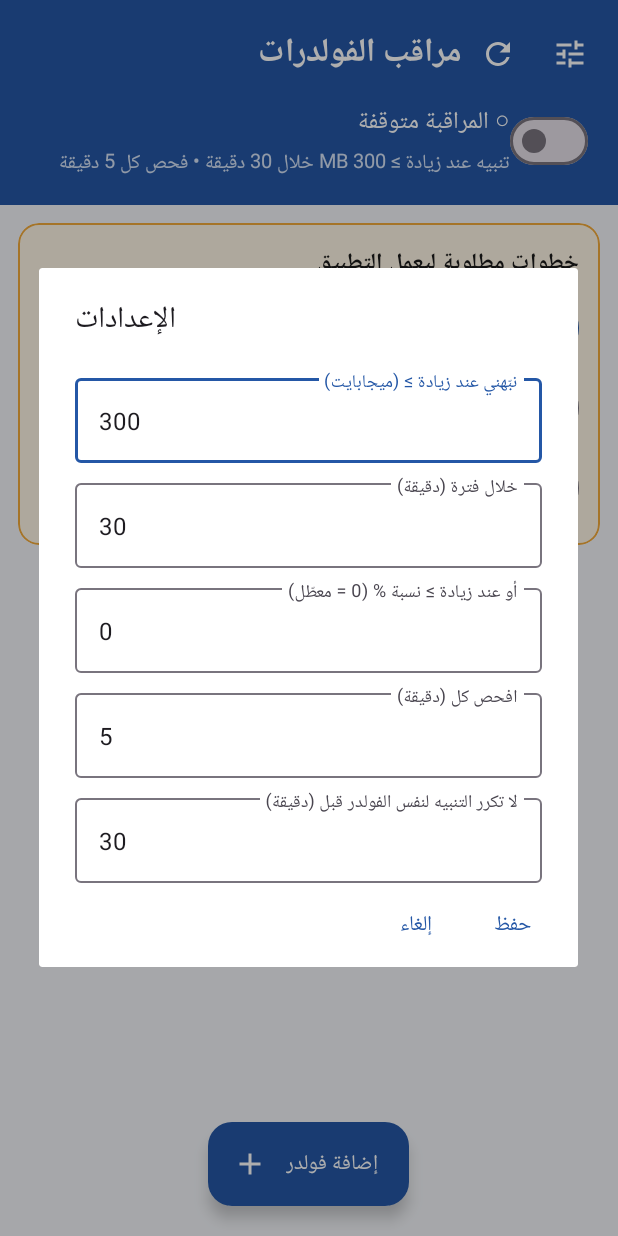
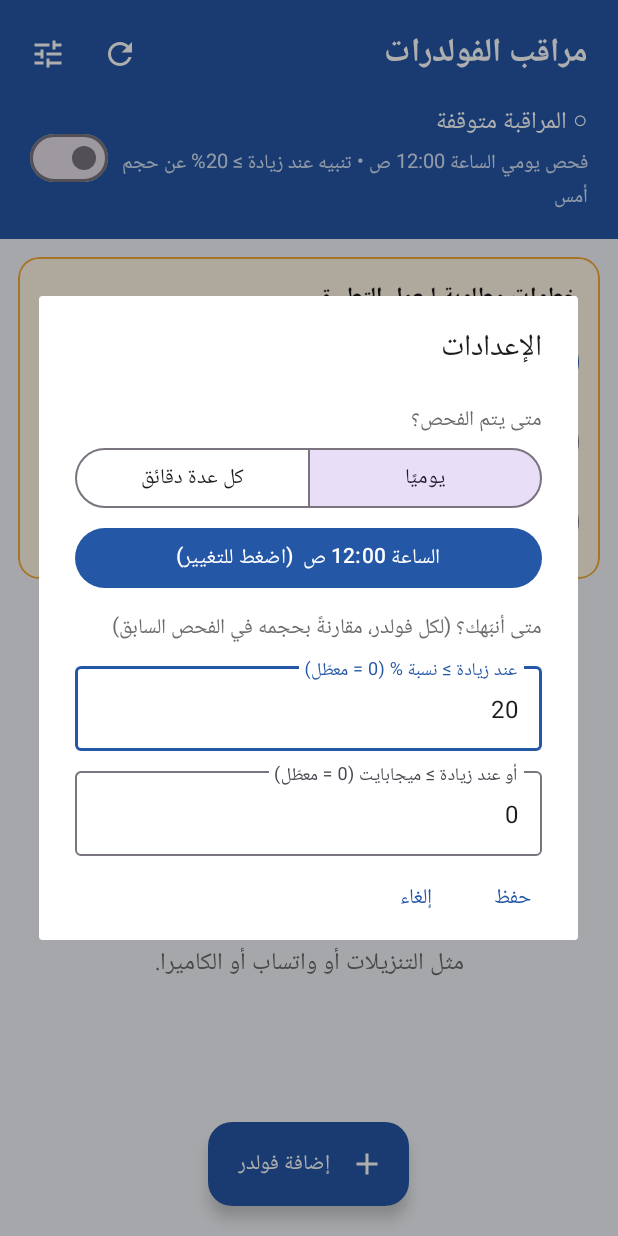
Before and after one commit to mostafatobgy/Claude_1, an Android app: the screen it shows after launch (MainActivity), after a tap on "الإعدادات", on a phone screen of 412 x 824 dp. Run offline under Robolectric (Android 15) with nearby library versions, the phone set to English and light mode, and no system bars; 1 statement that could not run was skipped.

Commit message:
Folder monitor app: daily check at 12 AM with 20% alert by default
- New default: one check a day at a user-chosen time (12 AM), alerting when
  a folder is >= 20% bigger than at yesterday's check; the every-N-minutes
  mode stays available in settings. Existing installs switch to the new
  defaults once.
- Checks run from an exact daily alarm; the foreground service now lives
  only while a check runs instead of all day. Alarms are re-set after
  reboot and clock/time-zone changes.
- Header shows the next and last check times.
- UI fixes: force Arabic right-to-left layout, space between size and
  growth text, keep the add button and header clear of the system bars
  (edge-to-edge on Android 15).

Co-Authored-By: Claude Opus 5.5 <noreply@anthropic.com>
Claude-Session: https://claude.ai/code/session_017eM4pdfexUZEAaNcascfnn

```diff
--- a/folder-monitor-android/app/src/main/java/com/foldermonitor/app/FolderAdapter.kt
+++ b/folder-monitor-android/app/src/main/java/com/foldermonitor/app/FolderAdapter.kt
@@ -70,7 +70,9 @@ class FolderAdapter(private val onRemove: (String) -> Unit) : RecyclerView.Adapt
                 val (g, base) = h.growth()
                 vh.growth.text = when {
                     base == null -> "أول قياس"
-                    g > 0 -> "+${formatSize(g)} خلال ${formatSpan(now - base.t)}"
+                    g > 0 -> "+${formatSize(g)}" +
+                        (if (base.size > 0) " (${g * 100 / base.size}%)" else "") +
+                        " خلال ${formatSpan(now - base.t)}"
                     else -> "لا زيادة خلال ${formatSpan(now - base.t)}"
                 }
                 vh.growth.setTextColor(ContextCompat.getColor(ctx, if (alerting) R.color.alert else R.color.text_muted))
--- a/folder-monitor-android/app/src/main/java/com/foldermonitor/app/Growth.kt
+++ b/folder-monitor-android/app/src/main/java/com/foldermonitor/app/Growth.kt
@@ -1,20 +1,51 @@
 package com.foldermonitor.app
 
+import java.util.Calendar
 import java.util.Locale
+import java.util.TimeZone
 
 /** One size measurement of a folder. [children] = size of each top-level item inside it. */
 data class Sample(val t: Long, val size: Long, val children: Map<String, Long>)
 
-/** User settings that decide when to alert. */
+/** User settings that decide when to check and when to alert. */
 data class Rules(
-    val intervalMin: Int = 5,        // how often to measure
-    val windowMin: Int = 30,         // the "short period"
-    val thresholdMb: Long = 300,     // alert if growth within the window >= this (0 = off) ...
-    val thresholdPercent: Int = 0,   // ... or >= this percent (0 = off)
-    val cooldownMin: Int = 30,       // don't repeat an alert for the same folder sooner
+    val daily: Boolean = true,       // true: once a day at dailyHour:dailyMinute; false: every intervalMin
+    val dailyHour: Int = 0,          // 0 = 12 AM (midnight)
+    val dailyMinute: Int = 0,
+    val intervalMin: Int = 60,       // interval mode: how often to measure
+    val windowMin: Int = 60,         // interval mode: the "short period"
+    val thresholdMb: Long = 0,       // alert if growth >= this many MB (0 = off) ...
+    val thresholdPercent: Int = 20,  // ... or >= this percent of the earlier size (0 = off)
+    val cooldownMin: Int = 30,       // interval mode: don't repeat an alert for the same folder sooner
 ) {
-    val windowMs get() = windowMin * 60_000L
-    val cooldownMs get() = cooldownMin * 60_000L
+    // Daily mode compares with the previous day's check. 20 h (not 24) so a check that ran a little
+    // late yesterday still counts as "yesterday" and older days drop out.
+    val windowMs: Long get() = if (daily) 20 * HOUR else windowMin * 60_000L
+    val cooldownMs: Long get() = if (daily) 12 * HOUR else cooldownMin * 60_000L
+
+    /** Wall-clock time of the next scheduled check after [now]. */
+    fun nextRun(now: Long, tz: TimeZone = TimeZone.getDefault()): Long {
+        if (!daily) return now + intervalMin * 60_000L
+        val c = Calendar.getInstance(tz).apply {
+            timeInMillis = now
+            set(Calendar.HOUR_OF_DAY, dailyHour)
+            set(Calendar.MINUTE, dailyMinute)
+            set(Calendar.SECOND, 0)
+            set(Calendar.MILLISECOND, 0)
+        }
+        if (c.timeInMillis <= now + 30_000L) c.add(Calendar.DAY_OF_MONTH, 1)
+        return c.timeInMillis
+    }
+
+    companion object {
+        const val HOUR = 3_600_000L
+    }
+}
+
+/** "12:00 ص" style time. */
+fun formatClock(hour: Int, minute: Int): String {
+    val h12 = if (hour % 12 == 0) 12 else hour % 12
+    return String.format(Locale.US, "%d:%02d %s", h12, minute, if (hour < 12) "ص" else "م")
 }
 
 /** Recent measurements of one folder, trimmed to the alert window. */
@@ -108,6 +139,7 @@ fun formatSpan(ms: Long): String {
     return when {
         sec < 60 -> "$sec ثانية"
         sec < 3600 -> "${sec / 60} دقيقة"
+        sec in 20 * 3600..30 * 3600 -> "يوم"
         else -> String.format(Locale.US, "%.1f ساعة", sec / 3600.0)
     }
 }
--- a/folder-monitor-android/app/src/main/java/com/foldermonitor/app/MainActivity.kt
+++ b/folder-monitor-android/app/src/main/java/com/foldermonitor/app/MainActivity.kt
@@ -1,12 +1,14 @@
 package com.foldermonitor.app
 
 import android.Manifest
+import android.app.TimePickerDialog
 import android.annotation.SuppressLint
 import android.content.BroadcastReceiver
 import android.content.Context
 import android.content.Intent
 import android.content.IntentFilter
 import android.content.pm.PackageManager
+import android.content.res.Configuration
 import android.net.Uri
 import android.os.Build
 import android.os.Bundle
@@ -15,6 +17,7 @@ import android.os.PowerManager
 import android.provider.Settings
 import android.text.InputType
 import android.view.View
+import android.view.ViewGroup
 import android.widget.LinearLayout
 import android.widget.TextView
 import android.widget.Toast
@@ -22,9 +25,12 @@ import androidx.activity.result.contract.ActivityResultContracts
 import androidx.appcompat.app.AlertDialog
 import androidx.appcompat.app.AppCompatActivity
 import androidx.core.content.ContextCompat
+import androidx.core.view.ViewCompat
+import androidx.core.view.WindowInsetsCompat
 import androidx.recyclerview.widget.LinearLayoutManager
 import androidx.recyclerview.widget.RecyclerView
 import com.google.android.material.button.MaterialButton
+import com.google.android.material.button.MaterialButtonToggleGroup
 import com.google.android.material.materialswitch.MaterialSwitch
 import com.google.android.material.textfield.TextInputEditText
 import com.google.android.material.textfield.TextInputLayout
@@ -51,9 +57,16 @@ class MainActivity : AppCompatActivity() {
     private val permissionLauncher =
         registerForActivityResult(ActivityResultContracts.RequestPermission()) { refresh() }
 
+    override fun attachBaseContext(base: Context) {
+        val config = Configuration(base.resources.configuration)
+        config.setLocale(Locale("ar"))
+        super.attachBaseContext(base.createConfigurationContext(config))
+    }
+
     override fun onCreate(savedInstanceState: Bundle?) {
         super.onCreate(savedInstanceState)
         setContentView(R.layout.activity_main)
+        applyInsets()
         Notifications.ensureChannels(this)
 
         statusText = findViewById(R.id.statusText)
@@ -85,7 +98,7 @@ class MainActivity : AppCompatActivity() {
             this, updateReceiver, IntentFilter(Checker.ACTION_UPDATED), ContextCompat.RECEIVER_NOT_EXPORTED
         )
         // Make sure monitoring is really running if it is switched on.
-        if (Store.isEnabled(this) && hasStorage()) MonitorService.start(this)
+        if (Store.isEnabled(this)) Scheduler.ensureScheduled(this)
         refresh()
     }
 
@@ -165,13 +178,20 @@ class MainActivity : AppCompatActivity() {
             } else if (Store.folders(this).isEmpty()) {
                 Toast.makeText(this, "أضف فولدرًا واحدًا على الأقل", Toast.LENGTH_SHORT).show()
             } else {
-                Store.setEnabled(this, true)
-                MonitorService.start(this)
+                startMonitoring()
             }
         } else {
-            MonitorService.stop(this)
+            Store.setEnabled(this, false)
+            Scheduler.cancel(this)
         }
         refresh()
+    }
+
+    /** Turn monitoring on, set the next alarm, and measure now so there is a starting size. */
+    private fun startMonitoring() {
+        Store.setEnabled(this, true)
+        Scheduler.scheduleNext(this)
+        Checker.runAsync(this)
     }
 
     private fun addFolder() {
@@ -188,12 +208,7 @@ class MainActivity : AppCompatActivity() {
                 return@FolderPicker
             }
             Store.setFolders(this, folders + path)
-            if (!Store.isEnabled(this)) {
-                Store.setEnabled(this, true)
-                MonitorService.start(this) // starts monitoring and measures right away
-            } else {
-                Checker.runAsync(this)
-            }
+            if (!Store.isEnabled(this)) startMonitoring() else Checker.runAsync(this)
             Toast.makeText(this, "جاري قياس الحجم…", Toast.LENGTH_SHORT).show()
             refresh()
         }.show()
@@ -205,7 +220,7 @@ class MainActivity : AppCompatActivity() {
             .setPositiveButton("حذف") { _, _ ->
                 val rest = Store.folders(this) - path
                 Store.setFolders(this, rest)
-                if (rest.isEmpty()) MonitorService.stop(this) else Notifications.updateService(this)
+                if (rest.isEmpty()) { Store.setEnabled(this, false); Scheduler.cancel(this) }
                 refresh()
             }
             .setNegativeButton("إلغاء", null)
@@ -224,25 +239,71 @@ class MainActivity : AppCompatActivity() {
 
     private fun showSettings() {
         val r = Store.rules(this)
+        var hour = r.dailyHour
+        var minute = r.dailyMinute
         val container = layoutInflater.inflate(R.layout.dialog_settings, null)
         val fields = container.findViewById<LinearLayout>(R.id.fields)
-        fun field(hint: String, value: Number): TextInputEditText {
+        fun params(top: Int = 12) = LinearLayout.LayoutParams(
+            LinearLayout.LayoutParams.MATCH_PARENT, LinearLayout.LayoutParams.WRAP_CONTENT
+        ).apply { topMargin = top * resources.displayMetrics.density.toInt() }
+        fun label(text: String) = TextView(this).apply {
+            this.text = text
+            textSize = 14f
+            setTextColor(ContextCompat.getColor(this@MainActivity, R.color.text_muted))
+            fields.addView(this, params(16))
+        }
+        fun field(hint: String, value: Number, parent: LinearLayout = fields): TextInputEditText {
             val layout = TextInputLayout(this, null, com.google.android.material.R.attr.textInputOutlinedStyle)
             layout.hint = hint
             val edit = TextInputEditText(layout.context)
             edit.inputType = InputType.TYPE_CLASS_NUMBER
             edit.setText(value.toString())
             layout.addView(edit)
-            fields.addView(layout, LinearLayout.LayoutParams(
-                LinearLayout.LayoutParams.MATCH_PARENT, LinearLayout.LayoutParams.WRAP_CONTENT
-            ).apply { topMargin = 12 })
+            parent.addView(layout, params())
             return edit
         }
-        val mb = field("نبّهني عند زيادة ≥ (ميجابايت)", r.thresholdMb)
-        val window = field("خلال فترة (دقيقة)", r.windowMin)
-        val pct = field("أو عند زيادة ≥ نسبة % (0 = معطّل)", r.thresholdPercent)
-        val interval = field("افحص كل (دقيقة)", r.intervalMin)
-        val cooldown = field("لا تكرر التنبيه لنفس الفولدر قبل (دقيقة)", r.cooldownMin)
+
+        label("متى يتم الفحص؟")
+        val toggle = MaterialButtonToggleGroup(this).apply { isSingleSelection = true; isSelectionRequired = true }
+        fun toggleButton(text: String) = MaterialButton(
+            this, null, com.google.android.material.R.attr.materialButtonOutlinedStyle
+        ).apply {
+            id = View.generateViewId()
+            this.text = text
+            toggle.addView(this, LinearLayout.LayoutParams(0, LinearLayout.LayoutParams.WRAP_CONTENT, 1f))
+        }
+        val dailyBtn = toggleButton("يوميًا")
+        val intervalBtn = toggleButton("كل عدة دقائق")
+        fields.addView(toggle, params(4))
+
+        // daily: pick the time
+        val timeBtn = MaterialButton(this).apply {
+            fun show() { text = "الساعة " + formatClock(hour, minute) + "  (اضغط للتغيير)" }
+            show()
+            setOnClickListener {
+                TimePickerDialog(this@MainActivity, { _, h, m -> hour = h; minute = m; show() }, hour, minute, false).show()
+            }
+        }
+        fields.addView(timeBtn, params(8))
+
+        // interval: how often and over what period
+        val intervalBox = LinearLayout(this).apply { orientation = LinearLayout.VERTICAL }
+        val interval = field("افحص كل (دقيقة)", r.intervalMin, intervalBox)
+        val window = field("قارن بالحجم قبل (دقيقة)", r.windowMin, intervalBox)
+        val cooldown = field("لا تكرر التنبيه لنفس الفولدر قبل (دقيقة)", r.cooldownMin, intervalBox)
+        fields.addView(intervalBox, params(0))
+
+        fun showMode(daily: Boolean) {
+            timeBtn.visibility = if (daily) View.VISIBLE else View.GONE
+            intervalBox.visibility = if (daily) View.GONE else View.VISIBLE
+        }
+        toggle.addOnButtonCheckedListener { _, id, checked -> if (checked) showMode(id == dailyBtn.id) }
+        toggle.check(if (r.daily) dailyBtn.id else intervalBtn.id)
+        showMode(r.daily)
+
+        label("متى أنبّهك؟ (لكل فولدر، مقارنةً بحجمه في الفحص السابق)")
+        val pct = field("عند زيادة ≥ نسبة % (0 = معطّل)", r.thresholdPercent)
+        val mb = field("أو عند زيادة ≥ ميجابايت (0 = معطّل)", r.thresholdMb)
 
         val dialog = AlertDialog.Builder(this)
             .setTitle(R.string.settings)
@@ -252,7 +313,11 @@ class MainActivity : AppCompatActivity() {
             .show()
         dialog.getButton(AlertDialog.BUTTON_POSITIVE).setOnClickListener {
             fun num(e: TextInputEditText) = e.text?.toString()?.trim()?.toLongOrNull()
+            val daily = toggle.checkedButtonId == dailyBtn.id
             val n = Rules(
+                daily = daily,
+                dailyHour = hour,
+                dailyMinute = minute,
                 intervalMin = (num(interval) ?: -1).toInt(),
                 windowMin = (num(window) ?: -1).toInt(),
                 thresholdMb = num(mb) ?: -1,
@@ -260,27 +325,65 @@ class MainActivity : AppCompatActivity() {
                 cooldownMin = (num(cooldown) ?: -1).toInt(),
             )
             val error = when {
+                n.thresholdMb < 0 || n.thresholdPercent < 0 -> "أدخل أرقامًا صحيحة"
+                n.thresholdMb == 0L && n.thresholdPercent == 0 -> "حدّد النسبة أو الميجابايت"
+                daily -> null
                 n.intervalMin < 1 -> "الفحص يجب أن يكون كل دقيقة على الأقل"
-                n.windowMin < n.intervalMin -> "الفترة يجب أن تكون أطول من أو تساوي مدة الفحص"
-                n.thresholdMb < 0 || n.thresholdPercent < 0 || n.cooldownMin < 0 -> "أدخل أرقامًا صحيحة"
-                n.thresholdMb == 0L && n.thresholdPercent == 0 -> "حدّد الميجابايت أو النسبة"
+                n.windowMin < n.intervalMin -> "مدة المقارنة يجب أن تكون أطول من أو تساوي مدة الفحص"
+                n.cooldownMin < 0 -> "أدخل أرقامًا صحيحة"
                 else -> null
             }
             if (error != null) {
                 Toast.makeText(this, error, Toast.LENGTH_LONG).show()
                 return@setOnClickListener
             }
-            Store.setRules(this, n)
-            if (Store.isEnabled(this)) {
-                Scheduler.scheduleNext(this)
-                Notifications.updateService(this)
-            }
+            // Keep the old interval values if they were invalid but unused in daily mode.
+            val saved = if (daily && (n.intervalMin < 1 || n.windowMin < n.intervalMin || n.cooldownMin < 0))
+                n.copy(intervalMin = r.intervalMin, windowMin = r.windowMin, cooldownMin = r.cooldownMin) else n
+            Store.setRules(this, saved)
+            if (Store.isEnabled(this)) Scheduler.scheduleNext(this)
             dialog.dismiss()
             refresh()
         }
     }
 
+    /** The app draws behind the status and navigation bars (Android 15): keep content clear of them. */
+    private fun applyInsets() {
+        val header = findViewById<View>(R.id.header)
+        val fab = findViewById<View>(R.id.addFab)
+        val list = findViewById<View>(R.id.list)
+        val headerTop = header.paddingTop
+        val fabBottom = (fab.layoutParams as ViewGroup.MarginLayoutParams).bottomMargin
+        val listBottom = list.paddingBottom
+        ViewCompat.setOnApplyWindowInsetsListener(findViewById(R.id.root)) { _, insets ->
+            val bars = insets.getInsets(WindowInsetsCompat.Type.systemBars())
+            header.setPadding(header.paddingLeft, headerTop + bars.top, header.paddingRight, header.paddingBottom)
+            (fab.layoutParams as ViewGroup.MarginLayoutParams).bottomMargin = fabBottom + bars.bottom
+            fab.requestLayout()
+            list.setPadding(list.paddingLeft, list.paddingTop, list.paddingRight, listBottom + bars.bottom)
+            insets
+        }
+    }
+
     // ------------------------------------------------------------------- UI
+
+    /** "اليوم 12:00 ص" / "غدًا …" / "أمس …" / "13/11 …". */
+    private fun whenText(t: Long): String {
+        fun dayStart(ms: Long) = java.util.Calendar.getInstance().apply {
+            timeInMillis = ms
+            set(java.util.Calendar.HOUR_OF_DAY, 0); set(java.util.Calendar.MINUTE, 0)
+            set(java.util.Calendar.SECOND, 0); set(java.util.Calendar.MILLISECOND, 0)
+        }.timeInMillis
+        val days = Math.round((dayStart(t) - dayStart(System.currentTimeMillis())) / 86_400_000.0)
+        val cal = java.util.Calendar.getInstance().apply { timeInMillis = t }
+        val clock = formatClock(cal.get(java.util.Calendar.HOUR_OF_DAY), cal.get(java.util.Calendar.MINUTE))
+        return when (days) {
+            0L -> "اليوم $clock"
+            1L -> "غدًا $clock"
+            -1L -> "أمس $clock"
+            else -> SimpleDateFormat("d/M", Locale.US).format(Date(t)) + " " + clock
+        }
+    }
 
     private fun refresh() {
         val folders = Store.folders(this)
@@ -296,16 +399,21 @@ class MainActivity : AppCompatActivity() {
         settingSwitch = false
 
         val last = Store.lastRun(this)
-        val lastText = if (last > 0) " • آخر فحص " + SimpleDateFormat("HH:mm", Locale.US).format(Date(last)) else ""
+        val next = Store.nextRun(this)
         statusText.text = when {
             Checker.isBusy -> "⏳ جاري الفحص…"
-            enabled -> "● المراقبة تعمل$lastText"
+            enabled && next > 0 -> "● الفحص القادم: " + whenText(next)
+            enabled -> "● المراقبة تعمل"
             else -> "○ المراقبة متوقفة"
         }
         val parts = mutableListOf<String>()
+        if (rules.thresholdPercent > 0) parts += "${rules.thresholdPercent}%"
         if (rules.thresholdMb > 0) parts += "${rules.thresholdMb} MB"
-        if (rules.thresholdPercent > 0) parts += "${rules.thresholdPercent}%"
-        rulesText.text = "تنبيه عند زيادة ≥ ${parts.joinToString(" أو ")} خلال ${rules.windowMin} دقيقة • فحص كل ${rules.intervalMin} دقيقة"
+        val schedule = if (rules.daily) "فحص يومي الساعة ${formatClock(rules.dailyHour, rules.dailyMinute)}"
+        else "فحص كل ${rules.intervalMin} دقيقة"
+        val compare = if (rules.daily) "عن حجم أمس" else "خلال ${rules.windowMin} دقيقة"
+        val lastText = if (last > 0) "\nآخر فحص: " + whenText(last) else ""
+        rulesText.text = "$schedule • تنبيه عند زيادة ≥ ${parts.joinToString(" أو ")} $compare$lastText"
         buildSetup()
     }
 }
--- a/folder-monitor-android/app/src/main/java/com/foldermonitor/app/Store.kt
+++ b/folder-monitor-android/app/src/main/java/com/foldermonitor/app/Store.kt
@@ -19,10 +19,20 @@ object Store {
         prefs(ctx).edit().putString("folders", JSONArray(list).toString()).apply()
     }
 
+    /** Bump when the default rules change in a way existing installs should adopt. */
+    private const val RULES_VERSION = 2
+
     fun rules(ctx: Context): Rules {
         val p = prefs(ctx)
+        if (p.getInt("rulesVersion", 1) < RULES_VERSION) {
+            // v2: default became a daily check at 12 AM with a 20% alert — apply it once.
+            setRules(ctx, Rules())
+        }
         val d = Rules()
         return Rules(
+            daily = p.getBoolean("daily", d.daily),
+            dailyHour = p.getInt("dailyHour", d.dailyHour),
+            dailyMinute = p.getInt("dailyMinute", d.dailyMinute),
             intervalMin = p.getInt("interval", d.intervalMin),
             windowMin = p.getInt("window", d.windowMin),
             thresholdMb = p.getLong("mb", d.thresholdMb),
@@ -33,10 +43,15 @@ object Store {
 
     fun setRules(ctx: Context, r: Rules) {
         prefs(ctx).edit()
+            .putInt("rulesVersion", RULES_VERSION)
+            .putBoolean("daily", r.daily).putInt("dailyHour", r.dailyHour).putInt("dailyMinute", r.dailyMinute)
             .putInt("interval", r.intervalMin).putInt("window", r.windowMin)
             .putLong("mb", r.thresholdMb).putInt("pct", r.thresholdPercent)
-            .putInt("cooldown", r.cooldownMin).apply()
+            .putInt("cooldown", r.cooldownMin).commit()
     }
+
+    fun nextRun(ctx: Context) = prefs(ctx).getLong("nextRun", 0L)
+    fun setNextRun(ctx: Context, t: Long) = prefs(ctx).edit().putLong("nextRun", t).apply()
 
     fun isEnabled(ctx: Context) = prefs(ctx).getBoolean("enabled", false)
     fun setEnabled(ctx: Context, on: Boolean) = prefs(ctx).edit().putBoolean("enabled", on).apply()
--- a/folder-monitor-android/app/src/main/res/layout/activity_main.xml
+++ b/folder-monitor-android/app/src/main/res/layout/activity_main.xml
@@ -2,6 +2,7 @@
 <androidx.coordinatorlayout.widget.CoordinatorLayout
     xmlns:android="http://schemas.android.com/apk/res/android"
     xmlns:app="http://schemas.android.com/apk/res-auto"
+    android:id="@+id/root"
     android:layout_width="match_parent"
     android:layout_height="match_parent"
     android:background="@color/bg">
@@ -9,11 +10,11 @@
     <LinearLayout
         android:layout_width="match_parent"
         android:layout_height="match_parent"
-        android:orientation="vertical"
-        android:fitsSystemWindows="true">
+        android:orientation="vertical">
 
-        <!-- Header -->
+        <!-- Header (extends behind the status bar; top padding is added in code) -->
         <LinearLayout
+            android:id="@+id/header"
             android:layout_width="match_parent"
             android:layout_height="wrap_content"
             android:orientation="vertical"
--- a/folder-monitor-android/app/src/main/res/layout/item_folder.xml
+++ b/folder-monitor-android/app/src/main/res/layout/item_folder.xml
@@ -90,6 +90,7 @@
             <TextView
                 android:id="@+id/growth"
                 android:layout_width="0dp"
+                android:layout_marginStart="12dp"
                 android:layout_height="wrap_content"
                 android:layout_weight="1"
                 android:gravity="end"
--- a/folder-monitor-android/app/src/main/res/values/strings.xml
+++ b/folder-monitor-android/app/src/main/res/values/strings.xml
@@ -7,5 +7,5 @@
     <string name="empty">لا توجد فولدرات بعد.\nاضغط «إضافة فولدر» واختر ما تريد مراقبته،\nمثل التنزيلات أو واتساب أو الكاميرا.</string>
     <string name="setup_title">خطوات مطلوبة ليعمل التطبيق</string>
     <string name="channel_alerts">تنبيهات الزيادة السريعة</string>
-    <string name="channel_service">المراقبة المستمرة</string>
+    <string name="channel_service">الفحص الجاري</string>
 </resources>
```
Also changed, not shown: folder-monitor-android/app/src/main/AndroidManifest.xml (+5 -3 lines), folder-monitor-android/app/src/main/java/com/foldermonitor/app/Monitoring.kt (+49 -43 lines), folder-monitor-android/app/src/main/java/com/foldermonitor/app/Notifications.kt (+3 -22 lines), 2 other files.
